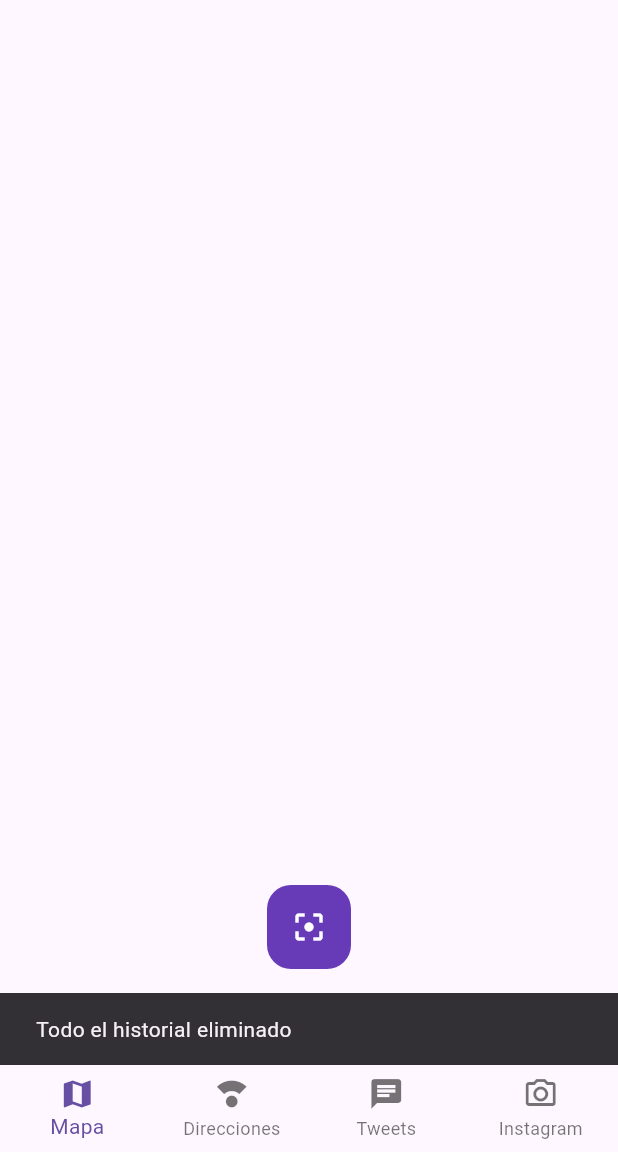
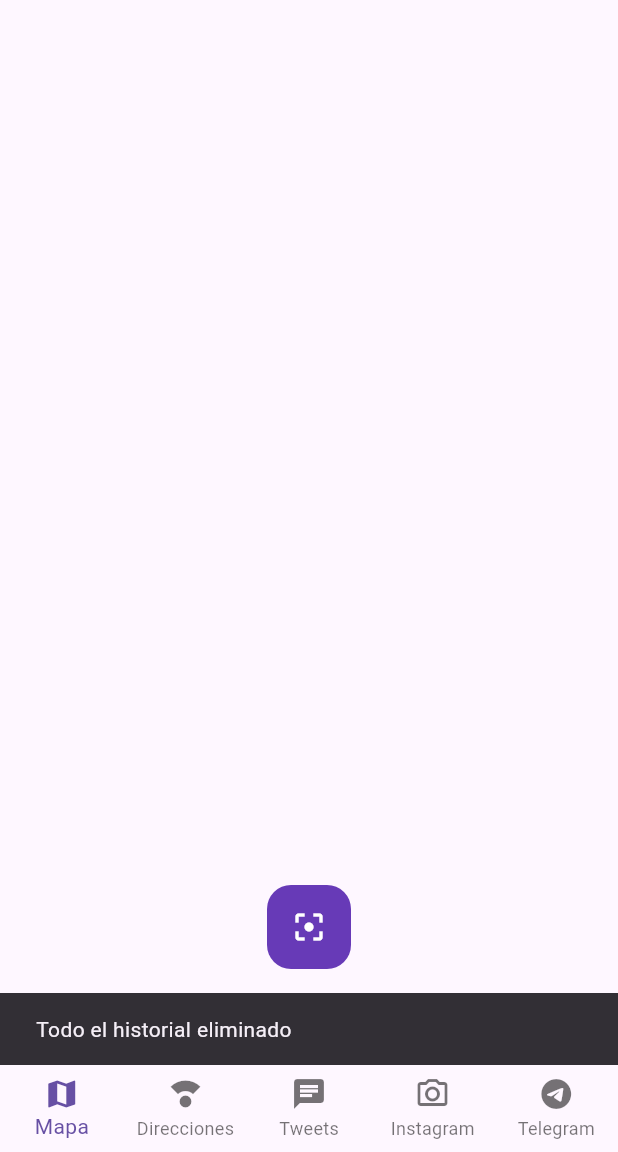
Before and after one commit to juanvi1921/PMDM, a Flutter app: the screen it shows after launch, after a tap on the "delete forever" icon, on a phone screen of 412 x 824 dp, the part 84-1236 px from its top. Run offline on Flutter 3.47's test engine with Material 3 defaults, Android fonts, the phone set to English and light mode, and no system bars; our stand-ins replace card_swiper, google_maps_flutter, sqflite; missing offline and left inert: mobile_scanner; accounts and stored records are empty; network calls fail.

Commit message:
commit con toda la tarea y seminario completados

```diff
--- a/qr_reader/lib/routes/routes.dart
+++ b/qr_reader/lib/routes/routes.dart
@@ -3,6 +3,7 @@ import 'package:qr_reader/screens/addresses_page.dart';
 import 'package:qr_reader/screens/home_page.dart';
 import 'package:qr_reader/screens/instagram_post_page.dart';
 import 'package:qr_reader/screens/map_page.dart';
+import 'package:qr_reader/screens/telegram_message_screen.dart';
 import 'package:qr_reader/screens/tweets_page.dart';
 
 
@@ -14,6 +15,7 @@ Map<String, WidgetBuilder> getApplicationRoutes() {
     'address': (BuildContext context) => AddressesPage(),
     'tweets': (BuildContext context) => TweetsPage(),
     'instagram': (BuildContext context) => InstagramPostsPage(),
+    'telegram': (BuildContext context) => TelegramMessageScreen()
     //'details':
     //Este es otro metodo de llamar a las rutas.
     //AlertPage.pageName: (BuildContext context) => AlertPage()
--- a/qr_reader/lib/screens/home_page.dart
+++ b/qr_reader/lib/screens/home_page.dart
@@ -5,6 +5,7 @@ import 'package:qr_reader/providers/ui_provider.dart';
 import 'package:qr_reader/screens/addresses_page.dart';
 import 'package:qr_reader/screens/instagram_post_page.dart';
 import 'package:qr_reader/screens/maps_page.dart';
+import 'package:qr_reader/screens/telegram_message_screen.dart';
 import 'package:qr_reader/screens/tweets_page.dart';
 import 'package:qr_reader/widgets/custom_navigatorbar.dart';
 import 'package:qr_reader/widgets/scan_button.dart';
@@ -70,6 +71,9 @@ class _HomePageBody extends StatelessWidget {
       case 3:
         scanListProvider.loadScanByType('instagram');
         return InstagramPostsPage();
+      case 4:
+        scanListProvider.loadScanByType('telegram');
+        return TelegramMessageScreen();
       default:
         return MapsPage();
     }
--- a/qr_reader/lib/widgets/custom_navigatorbar.dart
+++ b/qr_reader/lib/widgets/custom_navigatorbar.dart
@@ -19,7 +19,8 @@ class CustomNavigatorbar extends StatelessWidget {
           BottomNavigationBarItem(icon: Icon(Icons.map), label: 'Mapa'),
           BottomNavigationBarItem(icon: Icon(Icons.compass_calibration), label: 'Direcciones'),
           BottomNavigationBarItem(icon: Icon(Icons.chat), label: 'Tweets'),
-          BottomNavigationBarItem(icon: Icon(Icons.camera_alt_outlined), label: 'Instagram')
+          BottomNavigationBarItem(icon: Icon(Icons.camera_alt_outlined), label: 'Instagram'),
+          BottomNavigationBarItem(icon: Icon(Icons.telegram_outlined), label: 'Telegram')
         ]);
   }
 }
--- a/qr_reader/pubspec.yaml
+++ b/qr_reader/pubspec.yaml
@@ -37,6 +37,7 @@ dependencies:
   path_provider: ^2.1.4
   url_launcher: ^6.3.1
   google_maps_flutter: ^2.9.0
+  http: ^0.13.3
 
 
   # The following adds the Cupertino Icons font to your application.
```
Also changed, not shown: qr_reader/lib/screens/telegram_message_screen.dart (added, +64 -0 lines).
